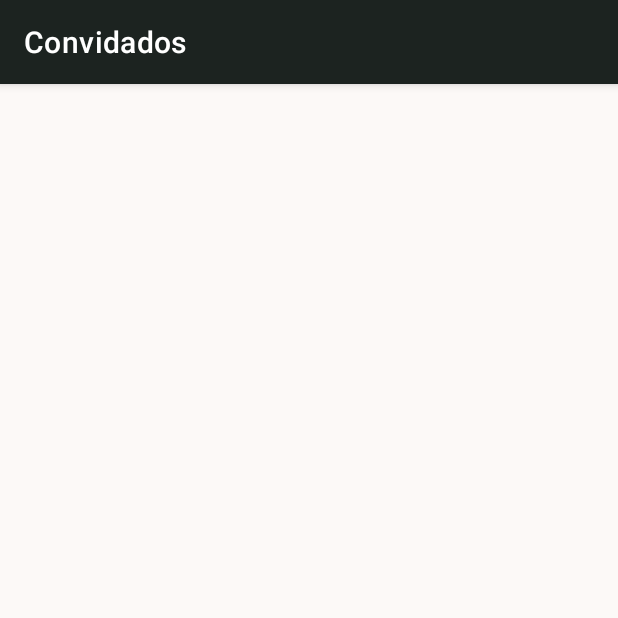
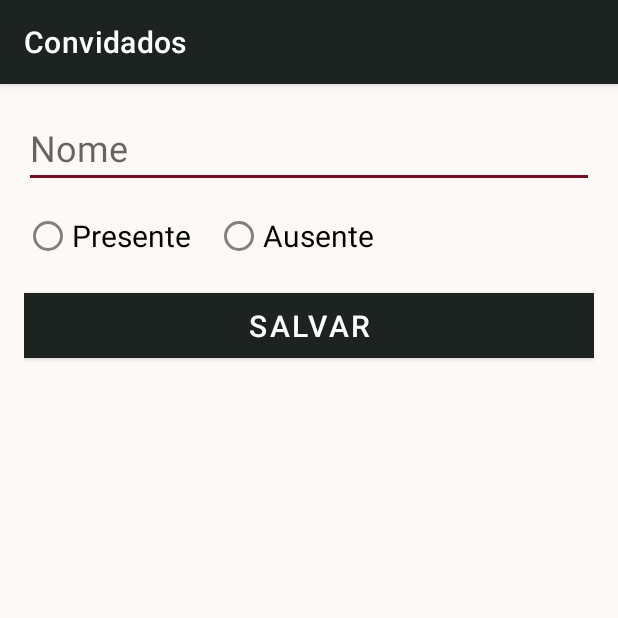
Before and after one commit to danfcorrea/Convidados, an Android app: the screen it shows after launch (GuestFormActivity), after a tap on an icon or button, on a phone screen of 412 x 824 dp, the top half of it. Run offline under Robolectric (Android 15) with nearby library versions, the phone set to English and light mode, and no system bars; our stand-ins replace navigation-ui.

Commit message:
feat: Creation of activity for guest registration

```diff
--- a/app/src/main/AndroidManifest.xml
+++ b/app/src/main/AndroidManifest.xml
@@ -13,7 +13,7 @@
         android:theme="@style/Theme.Convidados"
         tools:targetApi="31">
         <activity
-            android:name=".GuestFormActivity"
+            android:name=".ui.guestform.GuestFormActivity"
             android:exported="false" />
         <activity
             android:name=".MainActivity"
--- a/app/src/main/java/com/danfcorrea/convidados/GuestFormActivity.kt
+++ /dev/null
@@ -1,11 +0,0 @@
-package com.danfcorrea.convidados
-
-import androidx.appcompat.app.AppCompatActivity
-import android.os.Bundle
-
-class GuestFormActivity : AppCompatActivity() {
-    override fun onCreate(savedInstanceState: Bundle?) {
-        super.onCreate(savedInstanceState)
-        setContentView(R.layout.activity_guest_form)
-    }
-}
--- a/app/src/main/java/com/danfcorrea/convidados/MainActivity.kt
+++ b/app/src/main/java/com/danfcorrea/convidados/MainActivity.kt
@@ -2,8 +2,6 @@ package com.danfcorrea.convidados
 
 import android.content.Intent
 import android.os.Bundle
-import android.view.Menu
-import com.google.android.material.snackbar.Snackbar
 import com.google.android.material.navigation.NavigationView
 import androidx.navigation.findNavController
 import androidx.navigation.ui.AppBarConfiguration
@@ -13,6 +11,7 @@ import androidx.navigation.ui.setupWithNavController
 import androidx.drawerlayout.widget.DrawerLayout
 import androidx.appcompat.app.AppCompatActivity
 import com.danfcorrea.convidados.databinding.ActivityMainBinding
+import com.danfcorrea.convidados.ui.guestform.GuestFormActivity
 
 class MainActivity : AppCompatActivity() {
 
--- a/app/src/main/java/com/danfcorrea/convidados/ui/allguests/AllGuestsFragment.kt
+++ b/app/src/main/java/com/danfcorrea/convidados/ui/allguests/AllGuestsFragment.kt
@@ -20,14 +20,14 @@ class AllGuestsFragment : Fragment() {
         container: ViewGroup?,
         savedInstanceState: Bundle?
     ): View {
-        val allGuestsModel =
-            ViewModelProvider(this).get(AllGuestsModel::class.java)
+        val allGuestsViewModel =
+            ViewModelProvider(this).get(AllGuestsViewModel::class.java)
 
         _binding = FragmentAllGuestsBinding.inflate(inflater, container, false)
         val root: View = binding.root
 
         val textView: TextView = binding.textHome
-        allGuestsModel.text.observe(viewLifecycleOwner) {
+        allGuestsViewModel.text.observe(viewLifecycleOwner) {
             textView.text = it
         }
         return root
--- a/app/src/main/java/com/danfcorrea/convidados/ui/allguests/AllGuestsModel.kt
+++ b/app/src/main/java/com/danfcorrea/convidados/ui/allguests/AllGuestsViewModel.kt
@@ -4,7 +4,7 @@ import androidx.lifecycle.LiveData
 import androidx.lifecycle.MutableLiveData
 import androidx.lifecycle.ViewModel
 
-class AllGuestsModel : ViewModel() {
+class AllGuestsViewModel : ViewModel() {
 
     private val _text = MutableLiveData<String>().apply {
         value = "This is home Fragment"
--- /dev/null
+++ b/app/src/main/java/com/danfcorrea/convidados/ui/guestform/GuestFormActivity.kt
@@ -0,0 +1,31 @@
+package com.danfcorrea.convidados.ui.guestform
+
+import androidx.appcompat.app.AppCompatActivity
+import android.os.Bundle
+import android.view.View
+import androidx.lifecycle.ViewModelProvider
+import com.danfcorrea.convidados.R
+import com.danfcorrea.convidados.databinding.ActivityGuestFormBinding
+
+class GuestFormActivity : AppCompatActivity(), View.OnClickListener {
+
+    private lateinit var binding: ActivityGuestFormBinding
+    private lateinit var viewModel: GuestFormViewModel
+    override fun onCreate(savedInstanceState: Bundle?) {
+        super.onCreate(savedInstanceState)
+
+        binding = ActivityGuestFormBinding.inflate(layoutInflater)
+        setContentView(binding.root)
+
+        viewModel = ViewModelProvider(this).get(GuestFormViewModel::class.java)
+
+        binding.buttonSave.setOnClickListener(this)
+
+    }
+
+    override fun onClick(v: View) {
+        if(v.id == R.id.button_save){
+
+        }
+    }
+}
--- /dev/null
+++ b/app/src/main/java/com/danfcorrea/convidados/ui/guestform/GuestFormViewModel.kt
@@ -0,0 +1,7 @@
+package com.danfcorrea.convidados.ui.guestform
+
+import androidx.lifecycle.ViewModel
+
+class GuestFormViewModel : ViewModel() {
+
+}
--- a/app/src/main/res/layout/activity_guest_form.xml
+++ b/app/src/main/res/layout/activity_guest_form.xml
@@ -4,6 +4,60 @@
     xmlns:tools="http://schemas.android.com/tools"
     android:layout_width="match_parent"
     android:layout_height="match_parent"
-    tools:context=".GuestFormActivity">
+    android:padding="16dp"
+    tools:context=".ui.guestform.GuestFormActivity">
+
+    <EditText
+        android:id="@+id/edit_name"
+        android:layout_width="0dp"
+        android:layout_height="wrap_content"
+        android:autofillHints="nome"
+        android:hint="@string/name"
+        android:inputType="textImeMultiLine"
+        android:textSize="24sp"
+        app:errorEnabled="true"
+        app:layout_constraintEnd_toEndOf="parent"
+        app:layout_constraintStart_toStartOf="parent"
+        app:layout_constraintTop_toTopOf="parent" />
+
+    <RadioGroup
+        android:id="@+id/radio_group"
+        android:layout_width="0dp"
+        android:layout_height="wrap_content"
+        android:orientation="horizontal"
+        app:layout_constraintEnd_toEndOf="parent"
+        app:layout_constraintStart_toStartOf="parent"
+        app:layout_constraintTop_toBottomOf="@id/edit_name">
+
+        <RadioButton
+            android:id="@+id/radio_present"
+            android:layout_width="wrap_content"
+            android:layout_height="wrap_content"
+            android:layout_marginVertical="8dp"
+            android:layout_marginEnd="16dp"
+            android:text="@string/present"
+            android:textSize="20sp" />
+
+        <RadioButton
+            android:id="@+id/radio_absent"
+            android:layout_width="wrap_content"
+            android:layout_height="wrap_content"
+            android:layout_marginVertical="8dp"
+            android:text="@string/absent"
+            android:textSize="20sp" />
+    </RadioGroup>
+
+    <Button
+        android:id="@+id/button_save"
+        android:layout_width="0dp"
+        android:layout_height="wrap_content"
+        android:paddingVertical="8dp"
+        android:text="@string/save"
+        android:textSize="20sp"
+        app:cornerRadius="0dp"
+        app:layout_constraintEnd_toEndOf="parent"
+        app:layout_constraintStart_toStartOf="parent"
+        app:layout_constraintTop_toBottomOf="@id/radio_group" />
+
 
 </androidx.constraintlayout.widget.ConstraintLayout>
--- a/app/src/main/res/values/strings.xml
+++ b/app/src/main/res/values/strings.xml
@@ -10,4 +10,8 @@
     <string name="menu_all_guests">Convidados</string>
     <string name="menu_presents">Presentes</string>
     <string name="menu_absents">Ausentes</string>
+    <string name="name">Nome</string>
+    <string name="present">Presente</string>
+    <string name="absent">Ausente</string>
+    <string name="save">Salvar</string>
 </resources>
```
